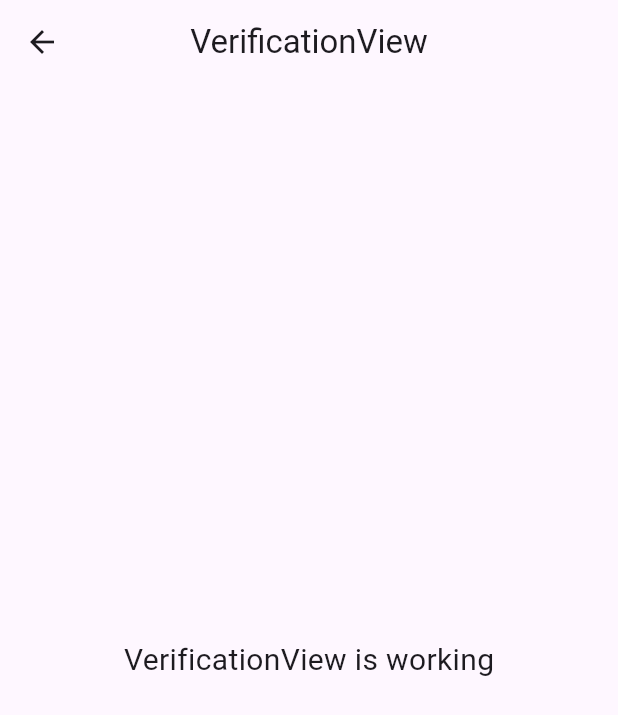
After one commit to Vipin960960/nikah_forever_ui, a Flutter app: the VerificationView screen opened by its route, on a phone screen of 412 x 824 dp. The commit adds this screen. Shown: the top 715 px of the screen. Run offline on Flutter 3.47's test engine with Material 3 defaults, Android fonts, the light colour scheme and no system bars; our stand-ins replace get.

Commit message:
Nikah forver ui forth commit

```diff
--- a/lib/app/modules/social_detail/controllers/social_detail_controller.dart
+++ b/lib/app/modules/social_detail/controllers/social_detail_controller.dart
@@ -3,6 +3,7 @@ import 'package:flutter/material.dart';
 import 'package:get/get.dart';
 import 'package:nikah_forever_ui/app/constants/app_form_list_data.dart';
 
+import '../../../routes/app_pages.dart';
 import '../../../utils/common_pop_up.dart';
 
 class SocialDetailController extends GetxController {
@@ -158,6 +159,7 @@ class SocialDetailController extends GetxController {
       isHittingApi.value = true;
       await Future.delayed(const Duration(seconds: 2));
       isHittingApi.value = false;
+      Get.toNamed(Routes.VERIFICATION);
     }
   }
 }
--- /dev/null
+++ b/lib/app/modules/verification/views/verification_view.dart
@@ -0,0 +1,24 @@
+import 'package:flutter/material.dart';
+
+import 'package:get/get.dart';
+
+import '../controllers/verification_controller.dart';
+
+class VerificationView extends GetView<VerificationController> {
+  const VerificationView({Key? key}) : super(key: key);
+  @override
+  Widget build(BuildContext context) {
+    return Scaffold(
+      appBar: AppBar(
+        title: const Text('VerificationView'),
+        centerTitle: true,
+      ),
+      body: const Center(
+        child: Text(
+          'VerificationView is working',
+          style: TextStyle(fontSize: 20),
+        ),
+      ),
+    );
+  }
+}
--- a/lib/app/routes/app_pages.dart
+++ b/lib/app/routes/app_pages.dart
@@ -4,6 +4,8 @@ import '../modules/basic_detail/bindings/basic_detail_binding.dart';
 import '../modules/basic_detail/views/basic_detail_view.dart';
 import '../modules/social_detail/bindings/social_detail_binding.dart';
 import '../modules/social_detail/views/social_detail_view.dart';
+import '../modules/verification/bindings/verification_binding.dart';
+import '../modules/verification/views/verification_view.dart';
 
 part 'app_routes.dart';
 
@@ -23,5 +25,10 @@ class AppPages {
       page: () => const SocialDetailView(),
       binding: SocialDetailBinding(),
     ),
+    GetPage(
+      name: _Paths.VERIFICATION,
+      page: () => const VerificationView(),
+      binding: VerificationBinding(),
+    ),
   ];
 }
--- a/lib/app/routes/app_routes.dart
+++ b/lib/app/routes/app_routes.dart
@@ -5,10 +5,12 @@ abstract class Routes {
   Routes._();
   static const BASIC_DETAILS = _Paths.BASIC_DETAIL;
   static const SOCIAL_DETAIL = _Paths.SOCIAL_DETAIL;
+  static const VERIFICATION = _Paths.VERIFICATION;
 }
 
 abstract class _Paths {
   _Paths._();
   static const BASIC_DETAIL = '/home';
   static const SOCIAL_DETAIL = '/social-detail';
+  static const VERIFICATION = '/verification';
 }
```
Also changed, not shown: lib/app/modules/verification/bindings/verification_binding.dart (added, +12 -0 lines), lib/app/modules/verification/controllers/verification_controller.dart (added, +23 -0 lines).
